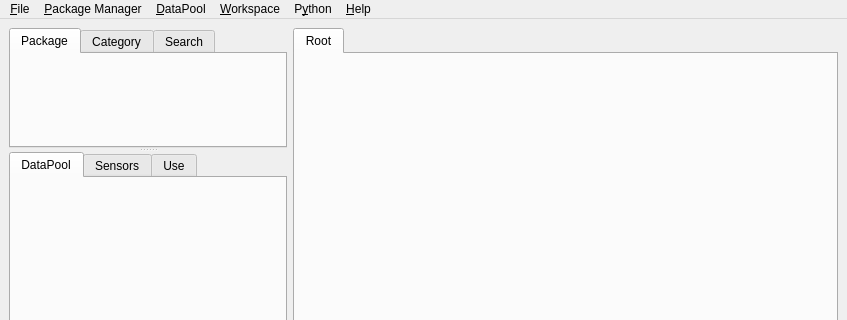
Qt form src/visualea/resources/mainwindow.ui (openalea/visualea) before a commit; both pictures show x 0 to 847 and y 0 to 320 of the 847 by 593 pixel window.
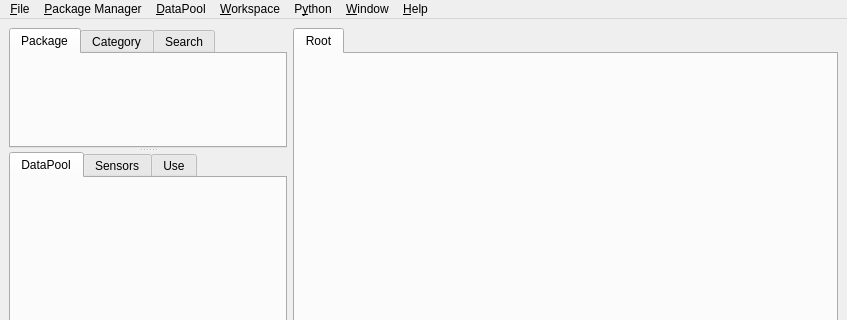
The same form after that commit. Icons and pictures are not drawn.

Commit message: Modify doc generator Fix setup version Add step in spinbox

The edit to the form file:
```diff
--- a/src/visualea/resources/mainwindow.ui
+++ b/src/visualea/resources/mainwindow.ui
@@ -338,11 +338,21 @@
     <addaction name="separator" />
     <addaction name="menuCreate" />
    </widget>
+   <widget class="QMenu" name="menu_Window" >
+    <property name="title" >
+     <string>&amp;Window</string>
+    </property>
+    <addaction name="actionLeft_Panel" />
+    <addaction name="actionWorkspaces" />
+    <addaction name="separator" />
+    <addaction name="actionPreferences" />
+   </widget>
    <addaction name="menu_File" />
    <addaction name="menu_Package" />
    <addaction name="menuDataPool" />
    <addaction name="menu_Workspace" />
    <addaction name="menu_Python" />
+   <addaction name="menu_Window" />
    <addaction name="menu_Help" />
   </widget>
   <widget class="QStatusBar" name="statusbar" />
```
Left out of the diff: 12 changed lines with no effect on the pictures. The commit also changes 4 other files.
